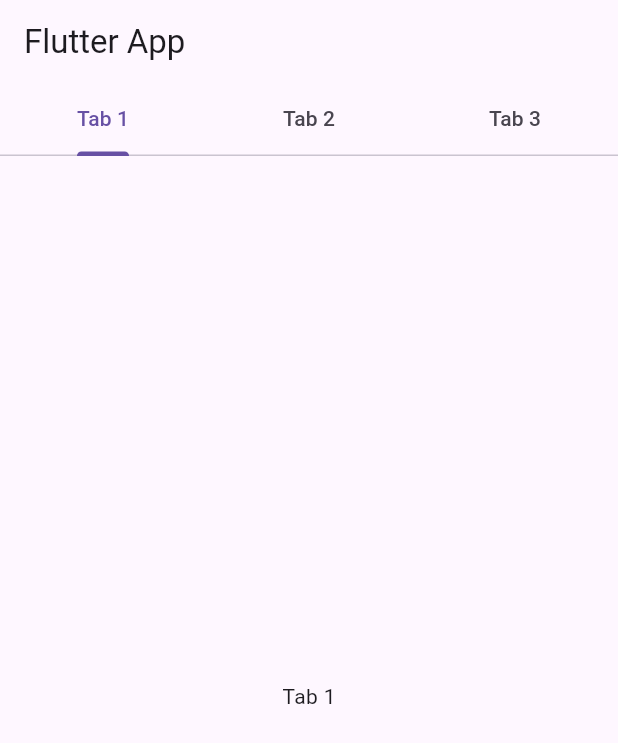
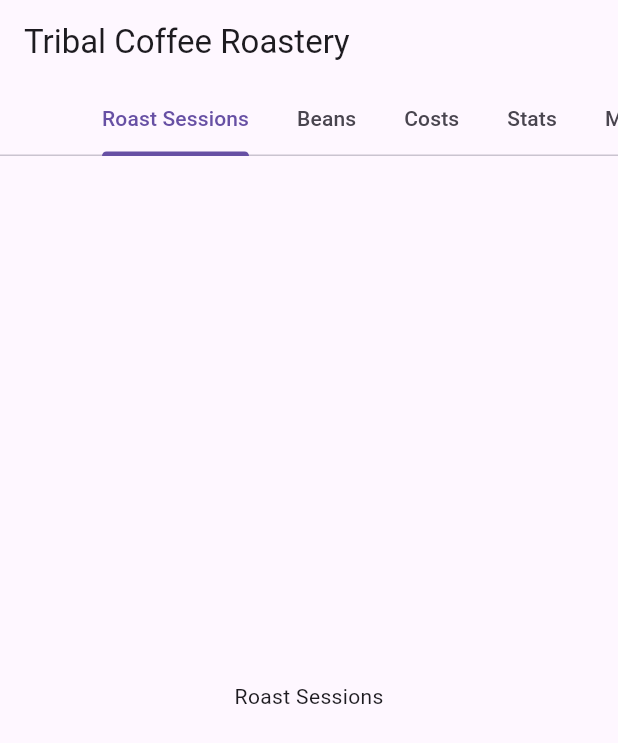
Before and after one commit to QCreates/RoasterApp, a Flutter app: the screen it shows after launch, on a phone screen of 412 x 824 dp. Shown: the top 743 px of the screen. Run offline on Flutter 3.47's test engine with Material 3 defaults, Android fonts, the phone set to English and light mode, and no system bars.

Commit message:
Added tabs. no function

```diff
--- a/roaster_app/lib/main.dart
+++ b/roaster_app/lib/main.dart
@@ -1,16 +1,17 @@
 import 'package:flutter/material.dart';
 
 void main() {
-  runApp(const MyApp());
+  runApp(const RoasterApp());
 }
 
-class MyApp extends StatelessWidget {
-  const MyApp({super.key});
+class RoasterApp extends StatelessWidget {
+  const RoasterApp({super.key});
 
   @override
   Widget build(BuildContext context) {
-    return MaterialApp(
-      home: const MainTabs(),
+    return const MaterialApp(
+      debugShowCheckedModeBanner: false,
+      home: MainTabs(),
     );
   }
 }
@@ -21,26 +22,86 @@
   @override
   Widget build(BuildContext context) {
     return DefaultTabController(
-      length: 3,
+      length: 5,
       child: Scaffold(
         appBar: AppBar(
-          title: const Text('Flutter App'),
+          title: const Text('Tribal Coffee Roastery'),
           bottom: const TabBar(
+            isScrollable: true,
             tabs: [
-              Tab(text: 'Tab 1'),
-              Tab(text: 'Tab 2'),
-              Tab(text: 'Tab 3'),
+              Tab(text: 'Roast Sessions'),
+              Tab(text: 'Beans'),
+              Tab(text: 'Costs'),
+              Tab(text: 'Stats'),
+              Tab(text: 'Maintenance'),
             ],
           ),
         ),
         body: const TabBarView(
           children: [
-            Center(child: Text('Tab 1')),
-            Center(child: Text('Tab 2')),
-            Center(child: Text('Tab 3')),
+            RoastSessionsTab(),
+            BeansTab(),
+            CostsTab(),
+            StatsTab(),
+            MaintenanceTab(),
           ],
         ),
       ),
     );
   }
 }
+
+class RoastSessionsTab extends StatelessWidget {
+  const RoastSessionsTab({super.key});
+
+  @override
+  Widget build(BuildContext context) {
+    return const Center(
+      child: Text('Roast Sessions'),
+    );
+  }
+}
+
+class BeansTab extends StatelessWidget {
+  const BeansTab({super.key});
+
+  @override
+  Widget build(BuildContext context) {
+    return const Center(
+      child: Text('Bean Types'),
+    );
+  }
+}
+
+class CostsTab extends StatelessWidget {
+  const CostsTab({super.key});
+
+  @override
+  Widget build(BuildContext context) {
+    return const Center(
+      child: Text('Costs'),
+    );
+  }
+}
+
+class StatsTab extends StatelessWidget {
+  const StatsTab({super.key});
+
+  @override
+  Widget build(BuildContext context) {
+    return const Center(
+      child: Text('Stats'),
+    );
+  }
+}
+
+class MaintenanceTab extends StatelessWidget {
+  const MaintenanceTab({super.key});
+
+  @override
+  Widget build(BuildContext context) {
+    return const Center(
+      child: Text('Maintenance'),
+    );
+  }
+}
```
